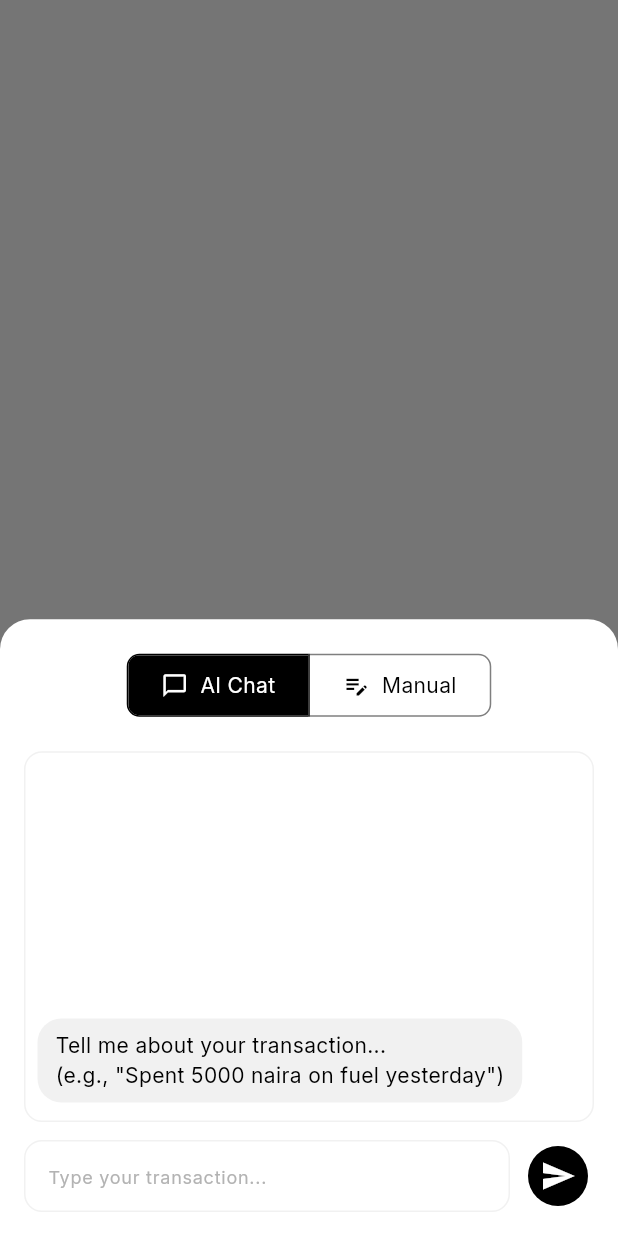
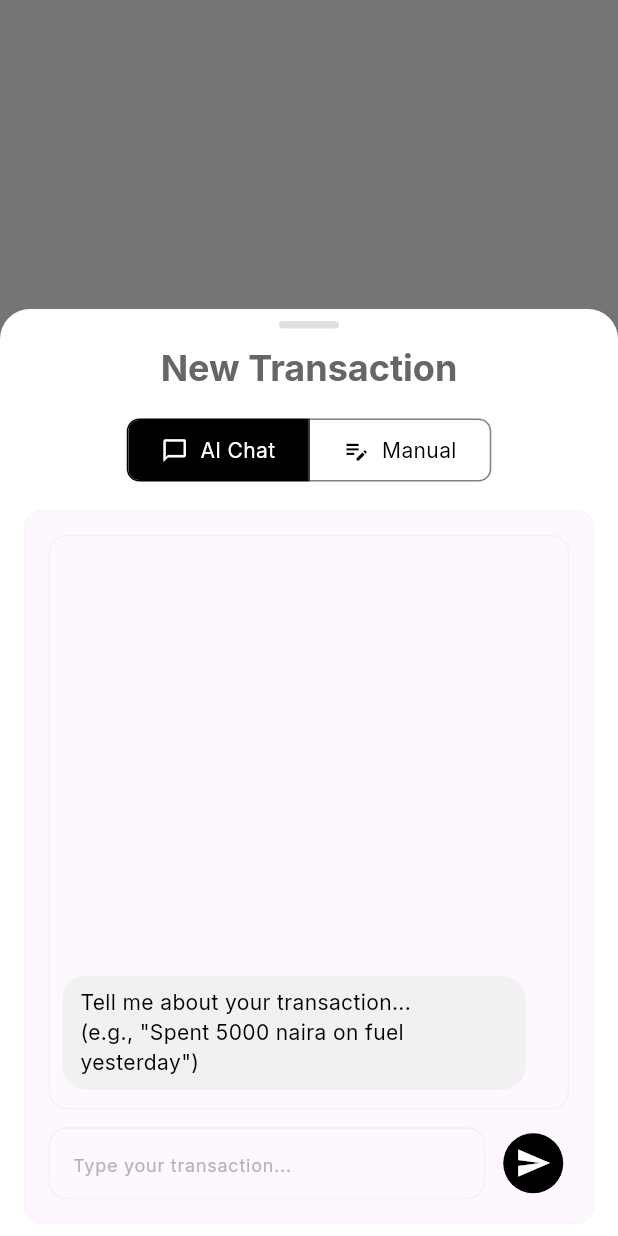
Before and after one commit to goodness273/spending-income-multi2, a Flutter app: what show() shows on an empty page, opened directly with empty values, after a tap on "AI Chat", on a phone screen of 412 x 824 dp. Run offline on Flutter 3.47's test engine with Material 3 defaults, Android fonts, the phone set to English and light mode, and no system bars; our stand-ins replace cloud_firestore, firebase_auth, firebase_core, flutter_riverpod, flutter_svg, google_fonts and 4 more; accounts and stored records are empty.

Commit message:
Improve transaction modal UI and fix AI chat interface responsiveness

```diff
--- a/lib/screens/transactions/add_transaction/add_transaction_modal.dart
+++ b/lib/screens/transactions/add_transaction/add_transaction_modal.dart
@@ -21,12 +21,17 @@ class AddTransactionModal extends StatefulWidget {
     final result = await showModalBottomSheet<Transaction>(
       context: context,
       isScrollControlled: true,
+      backgroundColor: Theme.of(context).scaffoldBackgroundColor,
       shape: const RoundedRectangleBorder(
         borderRadius: BorderRadius.vertical(top: Radius.circular(20)),
       ),
+      // Use FractionallySizedBox for consistent height
       builder: (context) => Padding(
         padding: EdgeInsets.only(bottom: MediaQuery.of(context).viewInsets.bottom),
+        child: SizedBox(
+          height: MediaQuery.of(context).size.height * 0.75,
           child: AddTransactionModal(onTransactionAdded: onTransactionAdded),
+        ),
       ),
     );
 
@@ -62,6 +67,9 @@ class _AddTransactionModalState extends State<AddTransactionModal> {
     super.initState();
     _loadLastUsedMethod();
     _dateController.text = DateFormat('yyyy-MM-dd').format(_selectedDate);
+
+    // Initialize AI chat messages
+    _chatMessages.add({'sender': 'ai', 'text': 'Tell me about your transaction...\n(e.g., "Spent 5000 naira on fuel yesterday")'});
   }
 
   Future<void> _loadLastUsedMethod() async {
@@ -76,9 +84,6 @@ class _AddTransactionModalState extends State<AddTransactionModal> {
         _currentModalView = _currentInputMethod == TransactionInputMethod.aiChat
             ? ModalView.aiChat
             : ModalView.manualForm;
-        if (_currentModalView == ModalView.aiChat && _chatMessages.isEmpty) {
-          _chatMessages.add({'sender': 'ai', 'text': 'Tell me about your transaction...\n(e.g., "Spent 5000 naira on fuel yesterday")'});
-        }
       });
     } else {
       // Default to manual if no preference saved
@@ -96,53 +101,71 @@ class _AddTransactionModalState extends State<AddTransactionModal> {
 
   @override
   Widget build(BuildContext context) {
-    final bottomPadding = MediaQuery.of(context).viewInsets.bottom;
-
-    return Padding(
-      padding: EdgeInsets.only(left: 16, right: 16, top: 20, bottom: bottomPadding + 16),
+    return SafeArea(
+      child: Padding(
+        padding: const EdgeInsets.only(left: 16, right: 16, top: 8, bottom: 8),
         child: Column(
           mainAxisSize: MainAxisSize.min,
           crossAxisAlignment: CrossAxisAlignment.stretch,
           children: [
+            // Dismiss Handle
+            Center(
+              child: Container(
+                width: 40,
+                height: 5,
+                margin: const EdgeInsets.only(bottom: 10),
+                decoration: BoxDecoration(
+                  color: Colors.grey[300],
+                  borderRadius: BorderRadius.circular(10),
+                ),
+              ),
+            ),
+            // Title
+            Padding(
+              padding: const EdgeInsets.only(bottom: 15.0),
+              child: Text(
+                'New Transaction',
+                style: Theme.of(context).textTheme.headlineSmall?.copyWith(
+                  fontWeight: FontWeight.bold,
+                ),
+                textAlign: TextAlign.center,
+              ),
+            ),
+            // Method selector
             TransactionMethodSelector(
               currentInputMethod: _currentInputMethod,
               onMethodChanged: _handleMethodChange,
             ),
-          const SizedBox(height: 20),
-          Flexible(
-            child: SingleChildScrollView(
+            const SizedBox(height: 16),
+            // Content area - this is where the form or chat interface will go
+            Expanded(
               child: _buildCurrentView(),
             ),
+          ],
         ),
-        ],
       ),
     );
   }
 
   Widget _buildCurrentView() {
-    // Ensure AI chat has initial message
-    if (_currentModalView == ModalView.aiChat && _chatMessages.isEmpty && mounted) {
-      setState(() {
-        _chatMessages.add({'sender': 'ai', 'text': 'Tell me about your transaction...\n(e.g., "Spent 5000 naira on fuel yesterday")'});
-      });
-    }
+    Widget content;
 
     switch (_currentModalView) {
       case ModalView.aiChat:
-        return AiChatInterface(
+        content = AiChatInterface(
           chatMessages: _chatMessages,
           isAiProcessing: _isAiProcessing,
           onSendMessage: _handleAiChatSend,
         );
+        break;
       case ModalView.aiReview:
         if (_parsedAiTransactionData == null) {
-          return const Center(child: Text('Error: No data to review.'));
-        }
-
+          content = const Center(child: Text('Error: No data to review.'));
+        } else {
           // Populate form fields for review
           _populateFormWithAiData();
 
-        return ManualFormInterface(
+          content = ManualFormInterface(
             formKey: _formKey,
             amountController: _amountController,
             dateController: _dateController,
@@ -156,9 +179,11 @@ class _AddTransactionModalState extends State<AddTransactionModal> {
             onDateChanged: _handleDateChange,
             isReviewingAi: true,
           );
+        }
+        break;
       case ModalView.manualForm:
       default:
-        return ManualFormInterface(
+        content = ManualFormInterface(
           formKey: _formKey,
           amountController: _amountController,
           dateController: _dateController,
@@ -171,7 +196,21 @@ class _AddTransactionModalState extends State<AddTransactionModal> {
           onCategoryChanged: _handleCategoryChange,
           onDateChanged: _handleDateChange,
         );
+        break;
     }
+
+    // Wrap in a Card with clear bounds and no extra scrolling
+    return Container(
+      decoration: BoxDecoration(
+        color: Theme.of(context).cardColor,
+        borderRadius: BorderRadius.circular(12),
+        border: Border.all(color: Theme.of(context).dividerColor, width: 0.5),
+      ),
+      child: Padding(
+        padding: const EdgeInsets.all(16.0),
+        child: content,
+      ),
+    );
   }
 
   void _handleMethodChange(TransactionInputMethod method) {
@@ -179,14 +218,17 @@ class _AddTransactionModalState extends State<AddTransactionModal> {
       _currentInputMethod = method;
       _currentModalView = method == TransactionInputMethod.aiChat ? ModalView.aiChat : ModalView.manualForm;
       _aiInteractionCount = 0;
-      _chatMessages.clear();
 
-      if (_currentModalView == ModalView.aiChat) {
+      // Don't clear chat messages if already present
+      if (_currentModalView == ModalView.aiChat && _chatMessages.isEmpty) {
         _chatMessages.add({'sender': 'ai', 'text': 'Tell me about your transaction...\n(e.g., "Spent 5000 naira on fuel yesterday")'});
       }
 
       _clearFormFields();
     });
+
+    // Save the method preference
+    _saveLastUsedMethod(method);
   }
 
   void _handleAiChatSend(String message) {
@@ -245,6 +287,7 @@ class _AddTransactionModalState extends State<AddTransactionModal> {
   void _handleDateChange(DateTime date) {
     setState(() {
       _selectedDate = date;
+      _dateController.text = DateFormat('yyyy-MM-dd').format(date);
     });
   }
 
--- a/lib/screens/transactions/add_transaction/ai_chat_interface.dart
+++ b/lib/screens/transactions/add_transaction/ai_chat_interface.dart
@@ -1,4 +1,5 @@
 import 'package:flutter/material.dart';
+import 'package:flutter/scheduler.dart';
 import 'package:spending_income/models/transaction.dart';
 import 'package:uuid/uuid.dart';
 import '../../../utils/app_theme.dart';
@@ -21,26 +22,31 @@ class AiChatInterface extends StatefulWidget {
 
 class _AiChatInterfaceState extends State<AiChatInterface> {
   final TextEditingController _chatController = TextEditingController();
+  final ScrollController _scrollController = ScrollController();
 
   @override
   void dispose() {
     _chatController.dispose();
+    _scrollController.dispose();
     super.dispose();
   }
 
   @override
   Widget build(BuildContext context) {
     final isDarkMode = Theme.of(context).brightness == Brightness.dark;
+    final keyboardVisible = MediaQuery.of(context).viewInsets.bottom > 0;
 
     return Column(
-      mainAxisSize: MainAxisSize.min,
+      mainAxisAlignment: MainAxisAlignment.end, // Anchor to bottom
       children: [
-        Container(
-          constraints: BoxConstraints(maxHeight: MediaQuery.of(context).size.height * 0.3),
+        // Chat messages area in a scrolling container
+        Flexible(
+          child: Container(
             decoration: BoxDecoration(
               border: Border.all(color: AppTheme.getDividerColor(isDarkMode)),
               borderRadius: BorderRadius.circular(12),
             ),
+            margin: const EdgeInsets.only(bottom: 12),
             child: widget.chatMessages.isEmpty
               ? const Center(
                   child: Padding(
@@ -48,6 +54,7 @@ class _AiChatInterfaceState extends State<AiChatInterface> {
                     child: Text("Describe your transaction here.", textAlign: TextAlign.center),
                   ))
               : ListView.builder(
+                  controller: _scrollController,
                   itemCount: widget.chatMessages.length,
                   reverse: true,
                   padding: const EdgeInsets.all(8.0),
@@ -59,6 +66,9 @@ class _AiChatInterfaceState extends State<AiChatInterface> {
                       child: Container(
                         margin: const EdgeInsets.symmetric(vertical: 4.0),
                         padding: const EdgeInsets.symmetric(horizontal: 12.0, vertical: 8.0),
+                        constraints: BoxConstraints(
+                          maxWidth: MediaQuery.of(context).size.width * 0.75,
+                        ),
                         decoration: BoxDecoration(
                           color: isUserMessage
                               ? AppTheme.getPrimaryColor(isDarkMode)
@@ -77,8 +87,12 @@ class _AiChatInterfaceState extends State<AiChatInterface> {
                   },
                 ),
           ),
-        const SizedBox(height: 12),
-        Row(
+        ),
+
+        // Input area fixed at bottom
+        Container(
+          padding: EdgeInsets.only(bottom: keyboardVisible ? 8 : 0),
+          child: Row(
             children: [
               Expanded(
                 child: TextField(
@@ -86,7 +100,8 @@ class _AiChatInterfaceState extends State<AiChatInterface> {
                   decoration: InputDecoration(
                     hintText: 'Type your transaction...',
                     border: OutlineInputBorder(borderRadius: BorderRadius.circular(12)),
-                    contentPadding: const EdgeInsets.symmetric(horizontal: 12, vertical: 10)),
+                    contentPadding: const EdgeInsets.symmetric(horizontal: 12, vertical: 10)
+                  ),
                   onSubmitted: (_) => _handleSend(),
                 ),
               ),
@@ -101,9 +116,12 @@ class _AiChatInterfaceState extends State<AiChatInterface> {
               ),
             ],
           ),
+        ),
+
+        // Loading indicator
         if (widget.isAiProcessing)
           const Padding(
-            padding: EdgeInsets.only(top: 16.0),
+            padding: EdgeInsets.only(top: 8.0, bottom: 8.0),
             child: CircularProgressIndicator(),
           ),
       ],
@@ -116,6 +134,17 @@ class _AiChatInterfaceState extends State<AiChatInterface> {
 
     widget.onSendMessage(text);
     _chatController.clear();
+
+    // Scroll to bottom after sending message
+    SchedulerBinding.instance.addPostFrameCallback((_) {
+      if (_scrollController.hasClients) {
+        _scrollController.animateTo(
+          0,
+          duration: const Duration(milliseconds: 300),
+          curve: Curves.easeOut,
+        );
+      }
+    });
   }
 
   // Mock AI processing - in a real app, this would be handled by the parent
```
Lines whose indentation alone changed are shown as unchanged.
